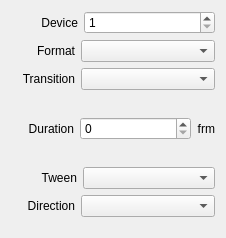
Above: src/Widgets/Inspector/InspectorDeckLinkInputWidget.ui from CasparCG/client before the change. Below: the same form after it.
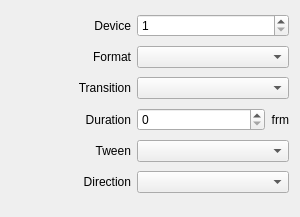
That is the form after the change.

Commit message: Simplify layout of inspector widgets

The edit to the form file:
```diff
--- a/src/Widgets/Inspector/InspectorDeckLinkInputWidget.ui
+++ b/src/Widgets/Inspector/InspectorDeckLinkInputWidget.ui
@@ -6,8 +6,8 @@
    <rect>
     <x>0</x>
     <y>0</y>
-    <width>226</width>
-    <height>238</height>
+    <width>300</width>
+    <height>217</height>
    </rect>
   </property>
   <property name="sizePolicy">
@@ -16,79 +16,21 @@
     <verstretch>0</verstretch>
    </sizepolicy>
   </property>
-  <layout class="QVBoxLayout" name="verticalLayout">
-   <item>
-    <layout class="QHBoxLayout" name="horizontalLayoutDevice">
-     <item>
-      <spacer name="horizontalSpacerDevice">
-       <property name="orientation">
-        <enum>Qt::Horizontal</enum>
-       </property>
-       <property name="sizeType">
-        <enum>QSizePolicy::Fixed</enum>
-       </property>
-       <property name="sizeHint" stdset="0">
-        <size>
-         <width>30</width>
-         <height>20</height>
-        </size>
-       </property>
-      </spacer>
-     </item>
-     <item>
-      <widget class="QLabel" name="labelDeviceField">
+  <layout class="QGridLayout" name="gridLayout">
+   <property name="bottomMargin">
+    <number>20</number>
+   </property>
+   <item row="3" column="2">
+    <widget class="QLabel" name="labelFrm1">
        <property name="text">
-        <string>Device</string>
+      <string>frm</string>
        </property>
        <property name="alignment">
         <set>Qt::AlignRight|Qt::AlignTrailing|Qt::AlignVCenter</set>
        </property>
       </widget>
      </item>
-     <item>
-      <widget class="QSpinBox" name="spinBoxDevice">
-       <property name="sizePolicy">
-        <sizepolicy hsizetype="Expanding" vsizetype="Fixed">
-         <horstretch>0</horstretch>
-         <verstretch>0</verstretch>
-        </sizepolicy>
-       </property>
-       <property name="minimum">
-        <number>1</number>
-       </property>
-      </widget>
-     </item>
-    </layout>
-   </item>
-   <item>
-    <layout class="QHBoxLayout" name="horizontalLayoutFormat">
-     <item>
-      <spacer name="horizontalSpacerFormat">
-       <property name="orientation">
-        <enum>Qt::Horizontal</enum>
-       </property>
-       <property name="sizeType">
-        <enum>QSizePolicy::Fixed</enum>
-       </property>
-       <property name="sizeHint" stdset="0">
-        <size>
-         <width>25</width>
-         <height>20</height>
-        </size>
-       </property>
-      </spacer>
-     </item>
-     <item>
-      <widget class="QLabel" name="labelFormat">
-       <property name="text">
-        <string>Format</string>
-       </property>
-       <property name="alignment">
-        <set>Qt::AlignRight|Qt::AlignTrailing|Qt::AlignVCenter</set>
-       </property>
-      </widget>
-     </item>
-     <item>
+   <item row="1" column="1" colspan="2">
       <widget class="QComboBox" name="comboBoxFormat">
        <property name="sizePolicy">
         <sizepolicy hsizetype="Expanding" vsizetype="Fixed">
@@ -98,68 +40,14 @@
        </property>
       </widget>
      </item>
-    </layout>
-   </item>
-   <item>
-    <layout class="QHBoxLayout" name="horizontalLayoutTransition">
-     <item>
-      <spacer name="horizontalSpacerTransition">
-       <property name="orientation">
-        <enum>Qt::Horizontal</enum>
-       </property>
-       <property name="sizeType">
-        <enum>QSizePolicy::Fixed</enum>
-       </property>
-       <property name="sizeHint" stdset="0">
-        <size>
-         <width>11</width>
-         <height>20</height>
-        </size>
-       </property>
-      </spacer>
-     </item>
-     <item>
-      <widget class="QLabel" name="labelTransition">
-       <property name="text">
-        <string>Transition</string>
-       </property>
-       <property name="alignment">
-        <set>Qt::AlignRight|Qt::AlignTrailing|Qt::AlignVCenter</set>
-       </property>
-      </widget>
-     </item>
-     <item>
-      <widget class="QComboBox" name="comboBoxTransition">
-       <property name="sizePolicy">
-        <sizepolicy hsizetype="Expanding" vsizetype="Fixed">
-         <horstretch>0</horstretch>
-         <verstretch>0</verstretch>
-        </sizepolicy>
-       </property>
-      </widget>
-     </item>
-    </layout>
-   </item>
-   <item>
-    <layout class="QHBoxLayout" name="horizontalLayoutTransitionDuration">
-     <item>
-      <spacer name="horizontalSpacerTransitionDuration">
-       <property name="orientation">
-        <enum>Qt::Horizontal</enum>
-       </property>
-       <property name="sizeType">
-        <enum>QSizePolicy::Fixed</enum>
-       </property>
-       <property name="sizeHint" stdset="0">
-        <size>
-         <width>17</width>
-         <height>20</height>
-        </size>
-       </property>
-      </spacer>
-     </item>
-     <item>
+   <item row="3" column="0">
       <widget class="QLabel" name="labelTransitionDuration">
+     <property name="minimumSize">
+      <size>
+       <width>120</width>
+       <height>0</height>
+      </size>
+     </property>
        <property name="text">
         <string>Duration</string>
        </property>
@@ -168,7 +56,59 @@
        </property>
       </widget>
      </item>
-     <item>
+   <item row="4" column="1" colspan="2">
+    <widget class="QComboBox" name="comboBoxTween">
+     <property name="sizePolicy">
+      <sizepolicy hsizetype="Expanding" vsizetype="Fixed">
+       <horstretch>0</horstretch>
+       <verstretch>0</verstretch>
+      </sizepolicy>
+     </property>
+    </widget>
+   </item>
+   <item row="0" column="0">
+    <widget class="QLabel" name="labelDeviceField">
+     <property name="minimumSize">
+      <size>
+       <width>120</width>
+       <height>0</height>
+      </size>
+     </property>
+     <property name="text">
+      <string>Device</string>
+     </property>
+     <property name="alignment">
+      <set>Qt::AlignRight|Qt::AlignTrailing|Qt::AlignVCenter</set>
+     </property>
+    </widget>
+   </item>
+   <item row="4" column="0">
+    <widget class="QLabel" name="labelTween">
+     <property name="minimumSize">
+      <size>
+       <width>120</width>
+       <height>0</height>
+      </size>
+     </property>
+     <property name="text">
+      <string>Tween</string>
+     </property>
+     <property name="alignment">
+      <set>Qt::AlignRight|Qt::AlignTrailing|Qt::AlignVCenter</set>
+     </property>
+    </widget>
+   </item>
+   <item row="2" column="1" colspan="2">
+    <widget class="QComboBox" name="comboBoxTransition">
+     <property name="sizePolicy">
+      <sizepolicy hsizetype="Expanding" vsizetype="Fixed">
+       <horstretch>0</horstretch>
+       <verstretch>0</verstretch>
+      </sizepolicy>
+     </property>
+    </widget>
+   </item>
+   <item row="3" column="1">
       <widget class="QSpinBox" name="spinBoxTransitionDuration">
        <property name="sizePolicy">
         <sizepolicy hsizetype="Expanding" vsizetype="Fixed">
@@ -181,48 +121,8 @@
        </property>
       </widget>
      </item>
-     <item>
-      <widget class="QLabel" name="labelFrm1">
-       <property name="text">
-        <string>frm</string>
-       </property>
-       <property name="alignment">
-        <set>Qt::AlignRight|Qt::AlignTrailing|Qt::AlignVCenter</set>
-       </property>
-      </widget>
-     </item>
-    </layout>
-   </item>
-   <item>
-    <layout class="QHBoxLayout" name="horizontalLayoutTween">
-     <item>
-      <spacer name="horizontalSpacerTween">
-       <property name="orientation">
-        <enum>Qt::Horizontal</enum>
-       </property>
-       <property name="sizeType">
-        <enum>QSizePolicy::Fixed</enum>
-       </property>
-       <property name="sizeHint" stdset="0">
-        <size>
-         <width>30</width>
-         <height>20</height>
-        </size>
-       </property>
-      </spacer>
-     </item>
-     <item>
-      <widget class="QLabel" name="labelTween">
-       <property name="text">
-        <string>Tween</string>
-       </property>
-       <property name="alignment">
-        <set>Qt::AlignRight|Qt::AlignTrailing|Qt::AlignVCenter</set>
-       </property>
-      </widget>
-     </item>
-     <item>
-      <widget class="QComboBox" name="comboBoxTween">
+   <item row="5" column="1" colspan="2">
+    <widget class="QComboBox" name="comboBoxDirection">
        <property name="sizePolicy">
         <sizepolicy hsizetype="Expanding" vsizetype="Fixed">
          <horstretch>0</horstretch>
@@ -231,28 +131,46 @@
        </property>
       </widget>
      </item>
-    </layout>
-   </item>
-   <item>
-    <layout class="QHBoxLayout" name="horizontalLayoutDirection">
-     <item>
-      <spacer name="horizontalSpacerDirection">
-       <property name="orientation">
-        <enum>Qt::Horizontal</enum>
-       </property>
-       <property name="sizeType">
-        <enum>QSizePolicy::Fixed</enum>
-       </property>
-       <property name="sizeHint" stdset="0">
+   <item row="1" column="0">
+    <widget class="QLabel" name="labelFormat">
+     <property name="minimumSize">
+      <size>
+       <width>120</width>
+       <height>0</height>
+      </size>
+     </property>
+     <property name="text">
+      <string>Format</string>
+     </property>
+     <property name="alignment">
+      <set>Qt::AlignRight|Qt::AlignTrailing|Qt::AlignVCenter</set>
+     </property>
+    </widget>
+   </item>
+   <item row="2" column="0">
+    <widget class="QLabel" name="labelTransition">
+     <property name="minimumSize">
         <size>
-         <width>16</width>
-         <height>20</height>
-        </size>
-       </property>
-      </spacer>
-     </item>
-     <item>
+       <width>120</width>
+       <height>0</height>
+      </size>
+     </property>
+     <property name="text">
+      <string>Transition</string>
+     </property>
+     <property name="alignment">
+      <set>Qt::AlignRight|Qt::AlignTrailing|Qt::AlignVCenter</set>
+     </property>
+    </widget>
+   </item>
+   <item row="5" column="0">
       <widget class="QLabel" name="labelDirection">
+     <property name="minimumSize">
+      <size>
+       <width>120</width>
+       <height>0</height>
+      </size>
+     </property>
        <property name="text">
         <string>Direction</string>
        </property>
@@ -261,35 +179,20 @@
        </property>
       </widget>
      </item>
-     <item>
-      <widget class="QComboBox" name="comboBoxDirection">
+   <item row="0" column="1" colspan="2">
+    <widget class="QSpinBox" name="spinBoxDevice">
        <property name="sizePolicy">
         <sizepolicy hsizetype="Expanding" vsizetype="Fixed">
          <horstretch>0</horstretch>
          <verstretch>0</verstretch>
         </sizepolicy>
        </property>
+     <property name="minimum">
+      <number>1</number>
+     </property>
       </widget>
      </item>
     </layout>
-   </item>
-   <item>
-    <spacer name="verticalSpacerMedia">
-     <property name="orientation">
-      <enum>Qt::Vertical</enum>
-     </property>
-     <property name="sizeType">
-      <enum>QSizePolicy::Fixed</enum>
-     </property>
-     <property name="sizeHint" stdset="0">
-      <size>
-       <width>20</width>
-       <height>10</height>
-      </size>
-     </property>
-    </spacer>
-   </item>
-  </layout>
  </widget>
  <resources/>
  <connections>
```
Left out of the diff: 8 changed lines with no effect on the pictures. Lines whose indentation alone changed are shown as unchanged. The commit also changes 58 other files.
